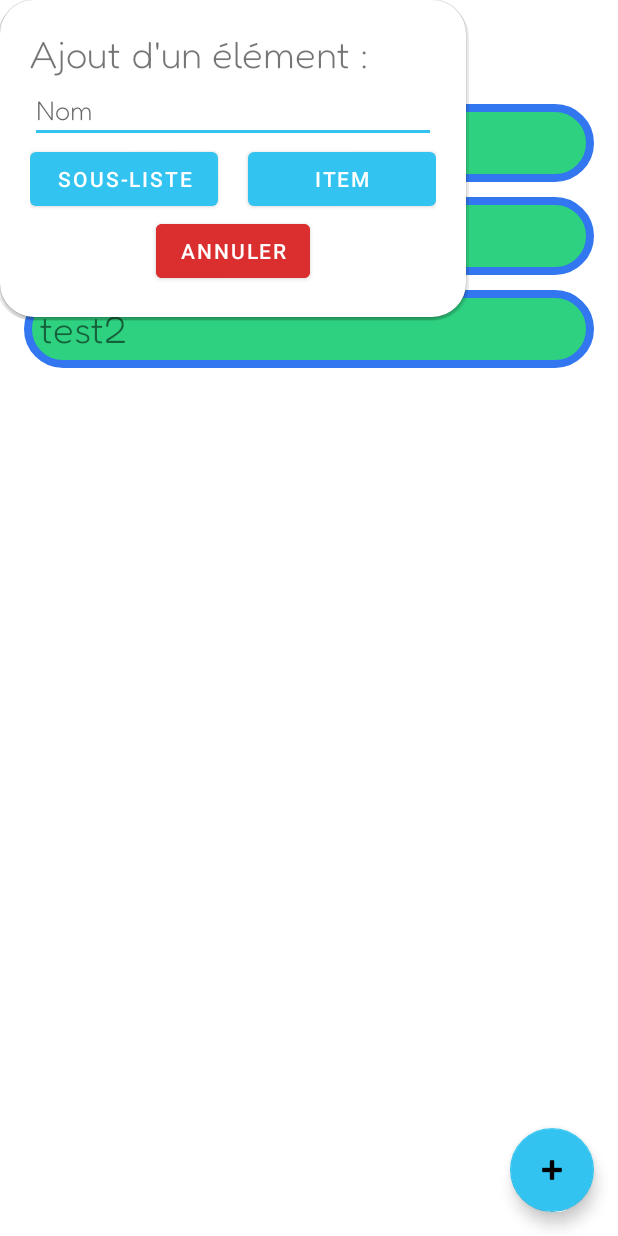
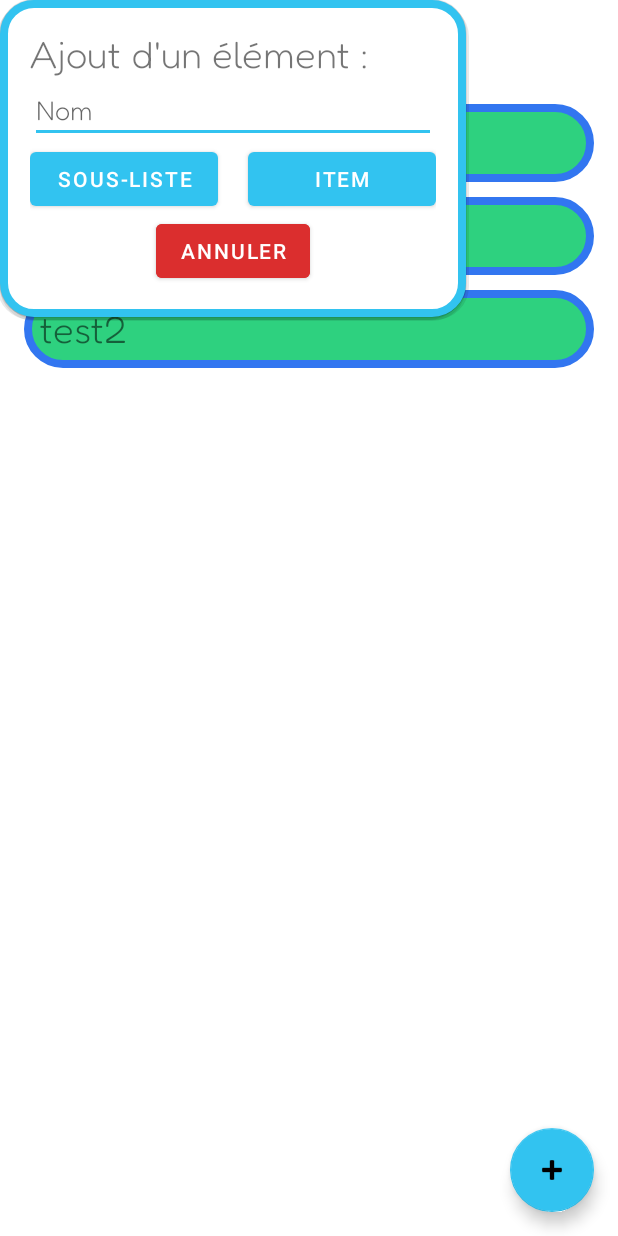
Before and after one commit to Tweece1/Projet, an Android app: the ListActivity screen opened directly, with no data from a screen before it, after a tap on "créer", on a phone screen of 412 x 824 dp. Run offline under Robolectric (Android 15) with nearby library versions, the phone set to English and light mode, and no system bars; 3 other taps on this screen came first.

Commit message:
popup style

```diff
--- /dev/null
+++ b/StopForget(test)/app/src/main/res/drawable/bg_popup.xml
@@ -0,0 +1,11 @@
+<?xml version="1.0" encoding="utf-8"?>
+<shape xmlns:android="http://schemas.android.com/apk/res/android">
+    <stroke
+        android:width="5dp"
+        android:color="@color/blue" />
+
+    <corners
+        android:radius="20dp" />
+
+    <solid android:color="@color/white" />
+</shape>
--- a/StopForget(test)/app/src/main/res/layout/pop_up_ajout.xml
+++ b/StopForget(test)/app/src/main/res/layout/pop_up_ajout.xml
@@ -3,8 +3,7 @@
     android:orientation="vertical"
     android:layout_gravity="center"
     android:layout_width="300sp"
-    android:background="@drawable/bg_main"
-    android:backgroundTint="@color/white"
+    android:background="@drawable/bg_popup"
     android:padding="20sp"
     android:layout_height="wrap_content">
 
```
